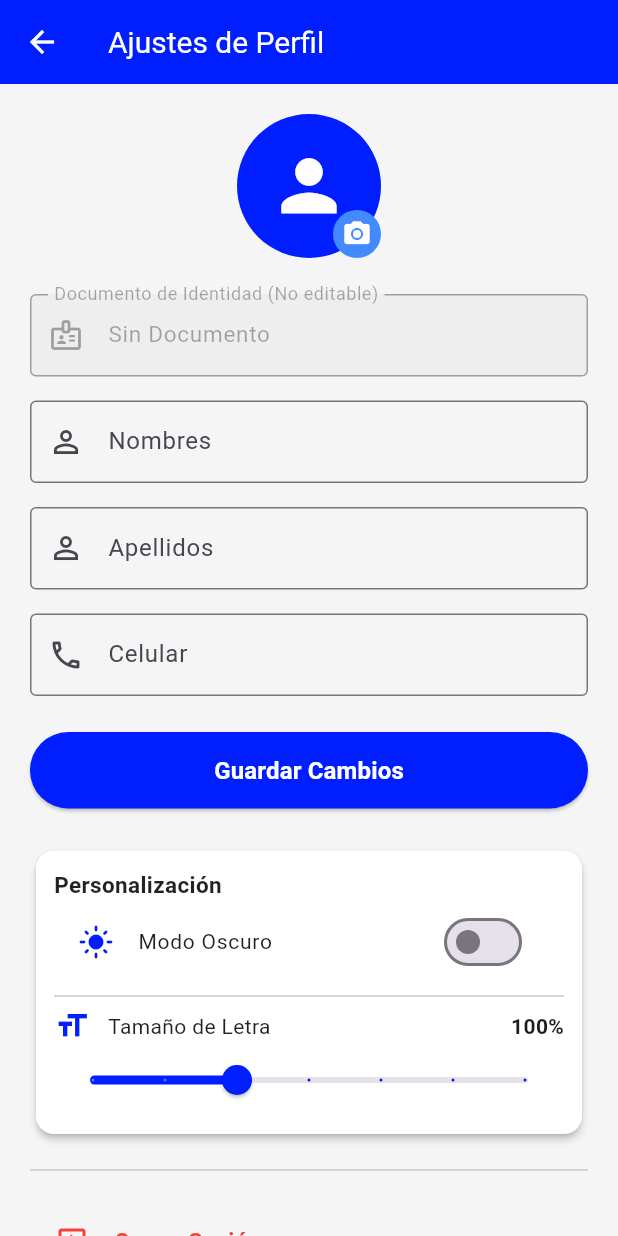
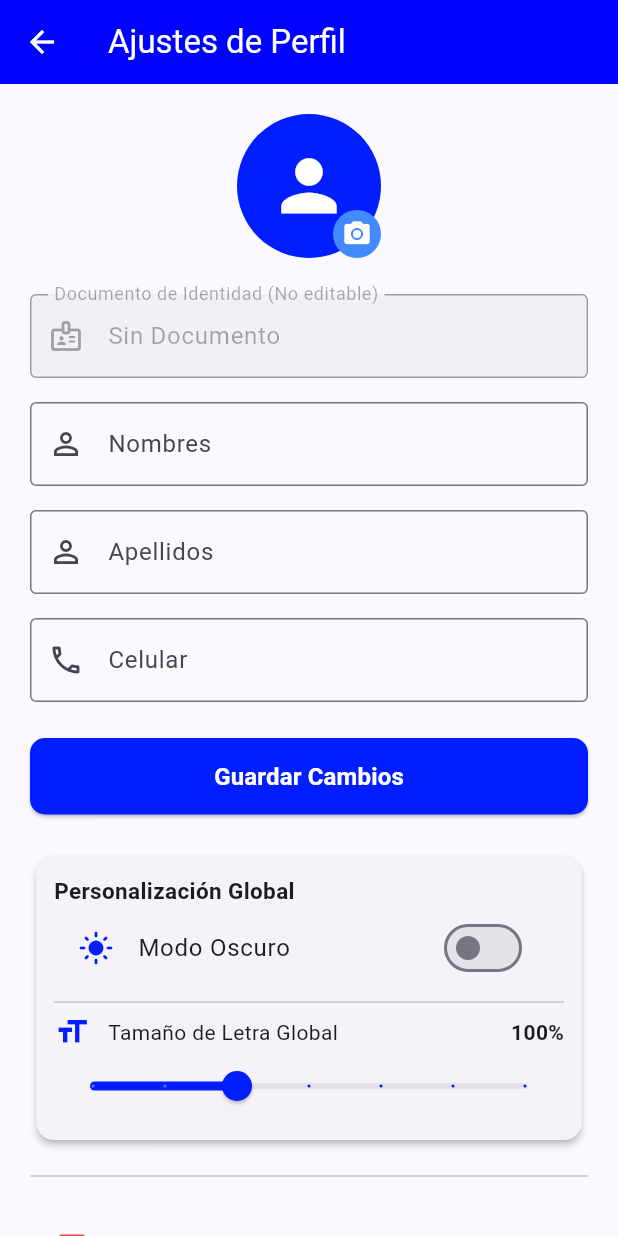
Before and after one commit to spavehicular01/spa-vehicular, a Flutter app: the screen it shows after launch, after a tap on the "settings" icon, on a phone screen of 412 x 824 dp. Run offline on Flutter 3.47's test engine with Material 3 defaults, Android fonts, the phone set to English and light mode, and no system bars; our stand-ins replace image_picker, shared_preferences, socket_io_client.

Commit message:
ajustando el modo oscuro y cambio de tamaño de letras

```diff
--- a/frontend/lib/screens/settings_screen.dart
+++ b/frontend/lib/screens/settings_screen.dart
@@ -2,6 +2,7 @@ import 'dart:io';
 import 'package:flutter/material.dart';
 import 'package:image_picker/image_picker.dart';
 import 'package:shared_preferences/shared_preferences.dart';
+import '../main.dart'; // Importante para acceder a los Notifier globales
 import '../services/user_service.dart';
 
 class SettingsScreen extends StatefulWidget {
@@ -20,9 +21,6 @@ class _SettingsScreenState extends State<SettingsScreen> {
   late TextEditingController _documentoController;
 
   bool _isLoading = false;
-  bool _modoOscuro = false;
-  double _fontSizeScale = 1.0;
-
   File? _imagenSeleccionada;
   String? _avatarUrl;
   final ImagePicker _picker = ImagePicker();
@@ -40,7 +38,6 @@ class _SettingsScreenState extends State<SettingsScreen> {
     );
 
     _avatarUrl = widget.usuario?['avatar'] ?? widget.usuario?['imagenUrl'];
-    _cargarPreferencias();
   }
 
   @override
@@ -52,21 +49,23 @@ class _SettingsScreenState extends State<SettingsScreen> {
     super.dispose();
   }
 
-  Future<void> _cargarPreferencias() async {
+  // Métodos que notifican al instante a toda la app
+  Future<void> _cambiarModoOscuro(bool value) async {
     final prefs = await SharedPreferences.getInstance();
-    setState(() {
-      _modoOscuro = prefs.getBool('modo_oscuro') ?? false;
-      _fontSizeScale = prefs.getDouble('font_scale') ?? 1.0;
-    });
+    await prefs.setBool('modo_oscuro', value);
+
+    // Cambia el tema global al instante
+    themeNotifier.value = value ? ThemeMode.dark : ThemeMode.light;
+    setState(() {});
   }
 
-  Future<void> _guardarPreferencia(String key, dynamic value) async {
+  Future<void> _cambiarTamanioLetra(double value) async {
     final prefs = await SharedPreferences.getInstance();
-    if (value is bool) {
-      await prefs.setBool(key, value);
-    } else if (value is double) {
-      await prefs.setDouble(key, value);
-    }
+    await prefs.setDouble('font_scale', value);
+
+    // Cambia la escala de texto global al instante
+    fontSizeNotifier.value = value;
+    setState(() {});
   }
 
   Future<void> _seleccionarFoto() async {
@@ -114,29 +113,18 @@ class _SettingsScreenState extends State<SettingsScreen> {
 
   @override
   Widget build(BuildContext context) {
-    final Color backgroundColor = _modoOscuro ? const Color(0xFF121212) : const Color(0xFFF5F5F5);
-    final Color cardColor = _modoOscuro ? const Color(0xFF1E1E1E) : Colors.white;
-    final Color textColor = _modoOscuro ? Colors.white : Colors.black87;
+    final bool esModoOscuro = themeNotifier.value == ThemeMode.dark;
 
-    return Theme(
-      data: (_modoOscuro ? ThemeData.dark() : ThemeData.light()).copyWith(
-        scaffoldBackgroundColor: backgroundColor,
-      ),
-      child: Scaffold(
+    return Scaffold(
       appBar: AppBar(
-          title: Text(
-            'Ajustes de Perfil',
-            style: TextStyle(fontSize: 20 * _fontSizeScale),
-          ),
-          backgroundColor: const Color.fromARGB(255, 0, 30, 255),
-          foregroundColor: Colors.white,
+        title: const Text('Ajustes de Perfil'),
       ),
       body: SingleChildScrollView(
         padding: const EdgeInsets.all(20.0),
         child: Column(
           crossAxisAlignment: CrossAxisAlignment.stretch,
           children: [
-              // Avatar con botón de cámara
+            // Avatar con opción de foto
             Center(
               child: Stack(
                 children: [
@@ -172,24 +160,21 @@ class _SettingsScreenState extends State<SettingsScreen> {
             ),
             const SizedBox(height: 24),
 
-              // Campo Documento Bloqueado (No editable)
+            // Documento de Identidad (Bloqueado)
             TextField(
               controller: _documentoController,
               enabled: false,
-                style: TextStyle(fontSize: 15 * _fontSizeScale),
-                decoration: InputDecoration(
+              decoration: const InputDecoration(
                 labelText: 'Documento de Identidad (No editable)',
-                  prefixIcon: const Icon(Icons.badge_outlined),
-                  border: const OutlineInputBorder(),
+                prefixIcon: Icon(Icons.badge_outlined),
+                border: OutlineInputBorder(),
                 filled: true,
-                  fillColor: _modoOscuro ? Colors.grey.shade800 : Colors.grey.shade200,
               ),
             ),
             const SizedBox(height: 16),
 
             TextField(
               controller: _nombresController,
-                style: TextStyle(fontSize: 15 * _fontSizeScale),
               decoration: const InputDecoration(
                 labelText: 'Nombres',
                 prefixIcon: Icon(Icons.person_outline),
@@ -200,7 +185,6 @@ class _SettingsScreenState extends State<SettingsScreen> {
 
             TextField(
               controller: _apellidosController,
-                style: TextStyle(fontSize: 15 * _fontSizeScale),
               decoration: const InputDecoration(
                 labelText: 'Apellidos',
                 prefixIcon: Icon(Icons.person_outline),
@@ -212,7 +196,6 @@ class _SettingsScreenState extends State<SettingsScreen> {
             TextField(
               controller: _celularController,
               keyboardType: TextInputType.phone,
-                style: TextStyle(fontSize: 15 * _fontSizeScale),
               decoration: const InputDecoration(
                 labelText: 'Celular',
                 prefixIcon: Icon(Icons.phone_outlined),
@@ -234,16 +217,12 @@ class _SettingsScreenState extends State<SettingsScreen> {
                       width: 20,
                       child: CircularProgressIndicator(color: Colors.white, strokeWidth: 2),
                     )
-                    : Text(
-                        'Guardar Cambios',
-                        style: TextStyle(fontSize: 16 * _fontSizeScale, fontWeight: FontWeight.bold),
-                      ),
+                  : const Text('Guardar Cambios', style: TextStyle(fontSize: 16, fontWeight: FontWeight.bold)),
             ),
             const SizedBox(height: 24),
 
-              // Sección Apariencia (Modo Oscuro y Tamaño de Letra)
+            // Personalización Global (Modo Oscuro y Tamaño de Letra)
             Card(
-                color: cardColor,
               elevation: 2,
               shape: RoundedRectangleBorder(borderRadius: BorderRadius.circular(12)),
               child: Padding(
@@ -251,59 +230,43 @@ class _SettingsScreenState extends State<SettingsScreen> {
                 child: Column(
                   crossAxisAlignment: CrossAxisAlignment.start,
                   children: [
-                      Text(
-                        'Personalización',
-                        style: TextStyle(
-                          fontSize: 15 * _fontSizeScale,
-                          fontWeight: FontWeight.bold,
-                          color: textColor,
-                        ),
+                    const Text(
+                      'Personalización Global',
+                      style: TextStyle(fontSize: 15, fontWeight: FontWeight.bold),
                     ),
                     SwitchListTile(
                       secondary: Icon(
-                          _modoOscuro ? Icons.dark_mode : Icons.light_mode,
+                        esModoOscuro ? Icons.dark_mode : Icons.light_mode,
                         color: const Color.fromARGB(255, 0, 30, 255),
                       ),
-                        title: Text(
-                          'Modo Oscuro',
-                          style: TextStyle(fontSize: 14 * _fontSizeScale, color: textColor),
-                        ),
-                        value: _modoOscuro,
-                        onChanged: (val) {
-                          setState(() => _modoOscuro = val);
-                          _guardarPreferencia('modo_oscuro', val);
-                        },
+                      title: const Text('Modo Oscuro'),
+                      value: esModoOscuro,
+                      onChanged: (val) => _cambiarModoOscuro(val),
                     ),
                     const Divider(),
                     Row(
                       mainAxisAlignment: MainAxisAlignment.spaceBetween,
                       children: [
-                          Row(
+                        const Row(
                           children: [
-                              const Icon(Icons.format_size, color: Color.fromARGB(255, 0, 30, 255)),
-                              const SizedBox(width: 12),
-                              Text(
-                                'Tamaño de Letra',
-                                style: TextStyle(fontSize: 14 * _fontSizeScale, color: textColor),
-                              ),
+                            Icon(Icons.format_size, color: Color.fromARGB(255, 0, 30, 255)),
+                            SizedBox(width: 12),
+                            Text('Tamaño de Letra Global'),
                           ],
                         ),
                         Text(
-                            '${(_fontSizeScale * 100).round()}%',
-                            style: TextStyle(fontSize: 14 * _fontSizeScale, fontWeight: FontWeight.bold),
+                          '${(fontSizeNotifier.value * 100).round()}%',
+                          style: const TextStyle(fontWeight: FontWeight.bold),
                         ),
                       ],
                     ),
                     Slider(
-                        value: _fontSizeScale,
+                      value: fontSizeNotifier.value,
                       min: 0.8,
                       max: 1.4,
                       divisions: 6,
                       activeColor: const Color.fromARGB(255, 0, 30, 255),
-                        onChanged: (val) {
-                          setState(() => _fontSizeScale = val);
-                          _guardarPreferencia('font_scale', val);
-                        },
+                      onChanged: (val) => _cambiarTamanioLetra(val),
                     ),
                   ],
                 ),
@@ -313,13 +276,9 @@ class _SettingsScreenState extends State<SettingsScreen> {
 
             ListTile(
               leading: const Icon(Icons.exit_to_app, color: Colors.red),
-                title: Text(
+              title: const Text(
                 'Cerrar Sesión',
-                  style: TextStyle(
-                    color: Colors.red,
-                    fontWeight: FontWeight.bold,
-                    fontSize: 15 * _fontSizeScale,
-                  ),
+                style: TextStyle(color: Colors.red, fontWeight: FontWeight.bold),
               ),
               onTap: () {
                 Navigator.popUntil(context, (route) => route.isFirst);
@@ -328,7 +287,6 @@ class _SettingsScreenState extends State<SettingsScreen> {
           ],
         ),
       ),
-      ),
     );
   }
 }
```
Lines whose indentation alone changed are shown as unchanged.
